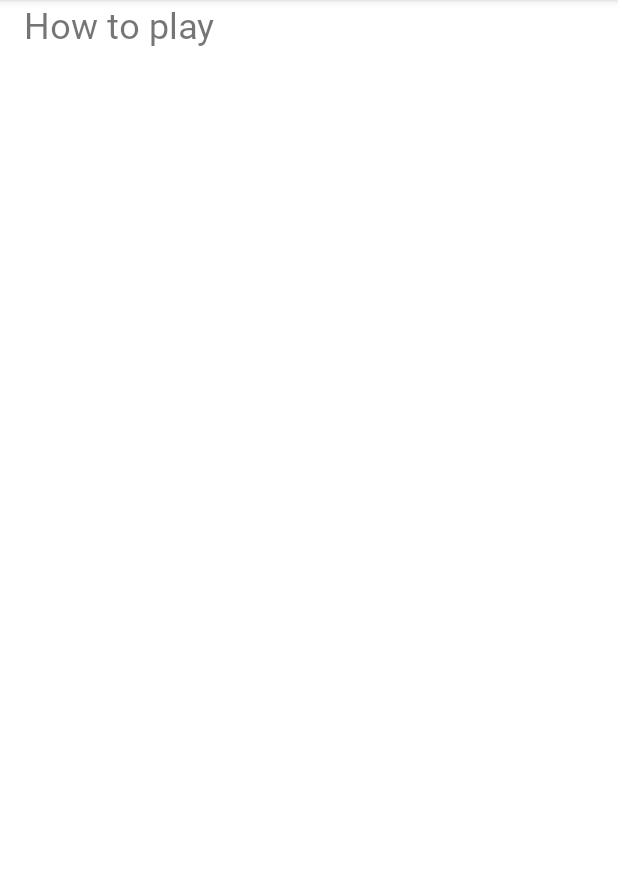
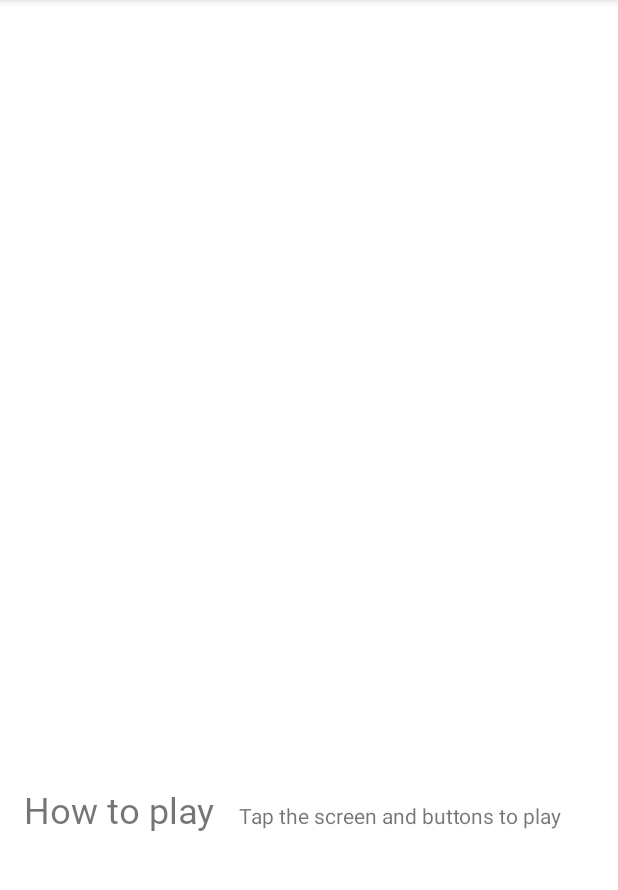
Before and after one commit to ikayz/colour-my-views, an Android app: the screen it shows after launch (MainActivity), on a phone screen of 412 x 824 dp, the part 84-974 px from its top. Run offline under Robolectric (Android 15) with nearby library versions, the phone set to English and light mode, and no system bars.

Commit message:
Add instructions text on how to play

```diff
--- a/app/src/main/res/layout/activity_main.xml
+++ b/app/src/main/res/layout/activity_main.xml
@@ -79,7 +79,23 @@
         android:fontFamily="@font/roboto"
         android:text="@string/how_to_play"
         android:textSize="24sp"
-        app:layout_constraintStart_toStartOf="parent"
-        tools:layout_editor_absoluteY="350dp" />
+        app:layout_constraintBaseline_toBaselineOf="@+id/info_text"
+        app:layout_constraintStart_toStartOf="parent" />
+
+    <TextView
+        android:id="@+id/info_text"
+        android:layout_width="0dp"
+        android:layout_height="wrap_content"
+        android:layout_marginStart="16dp"
+        android:layout_marginTop="16dp"
+        android:layout_marginEnd="16dp"
+        android:layout_marginBottom="16dp"
+        android:text="@string/tap_the_screen_and_buttons"
+        app:layout_constraintBottom_toBottomOf="parent"
+        app:layout_constraintEnd_toEndOf="parent"
+        app:layout_constraintHorizontal_bias="0.0"
+        app:layout_constraintStart_toEndOf="@+id/label_text"
+        app:layout_constraintTop_toBottomOf="@+id/box_two"
+        app:layout_constraintVertical_bias="0.619" />
 
 </androidx.constraintlayout.widget.ConstraintLayout>
--- a/app/src/main/res/values-night/strings.xml
+++ b/app/src/main/res/values-night/strings.xml
@@ -1,4 +1,5 @@
 <?xml version="1.0" encoding="utf-8"?>
 <resources>
     <string name="box_one">Box One</string>
+    <string name="tap_the_screen_and_buttons">Tap the screen and buttons to play</string>
 </resources>
--- a/app/src/main/res/values/strings.xml
+++ b/app/src/main/res/values/strings.xml
@@ -6,4 +6,5 @@
     <string name="box_four">Box Four</string>
     <string name="box_five">Box Five</string>
     <string name="how_to_play">How to play</string>
+    <string name="tap_the_screen_and_buttons">Tap the screen and buttons to play</string>
 </resources>
```
